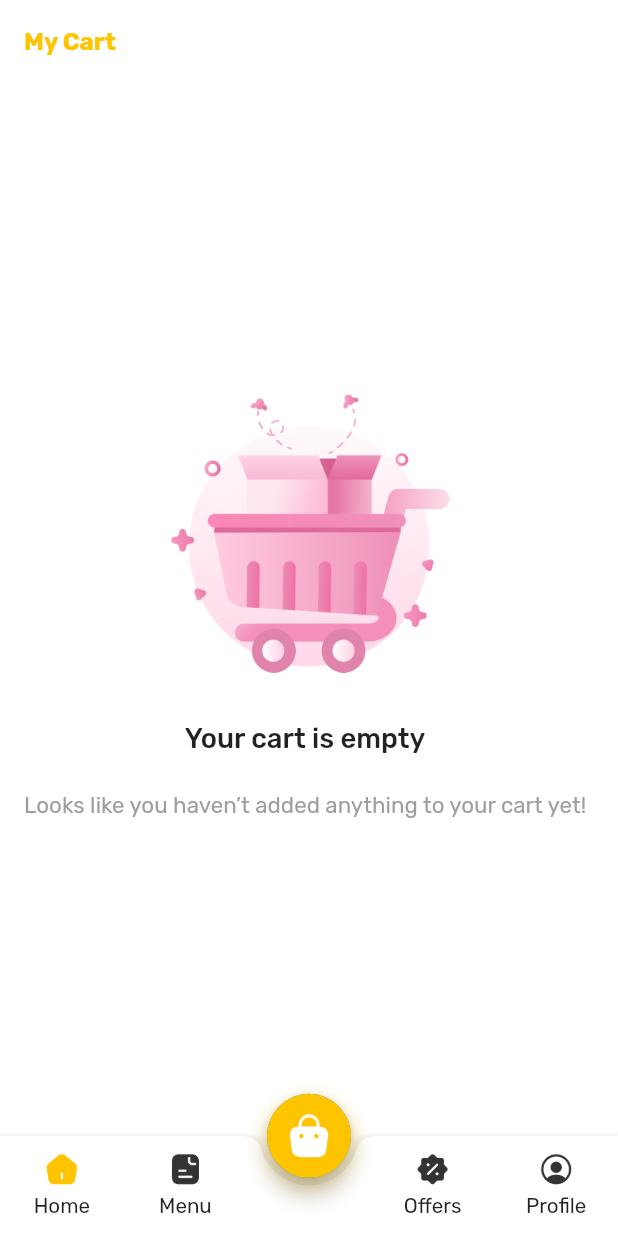
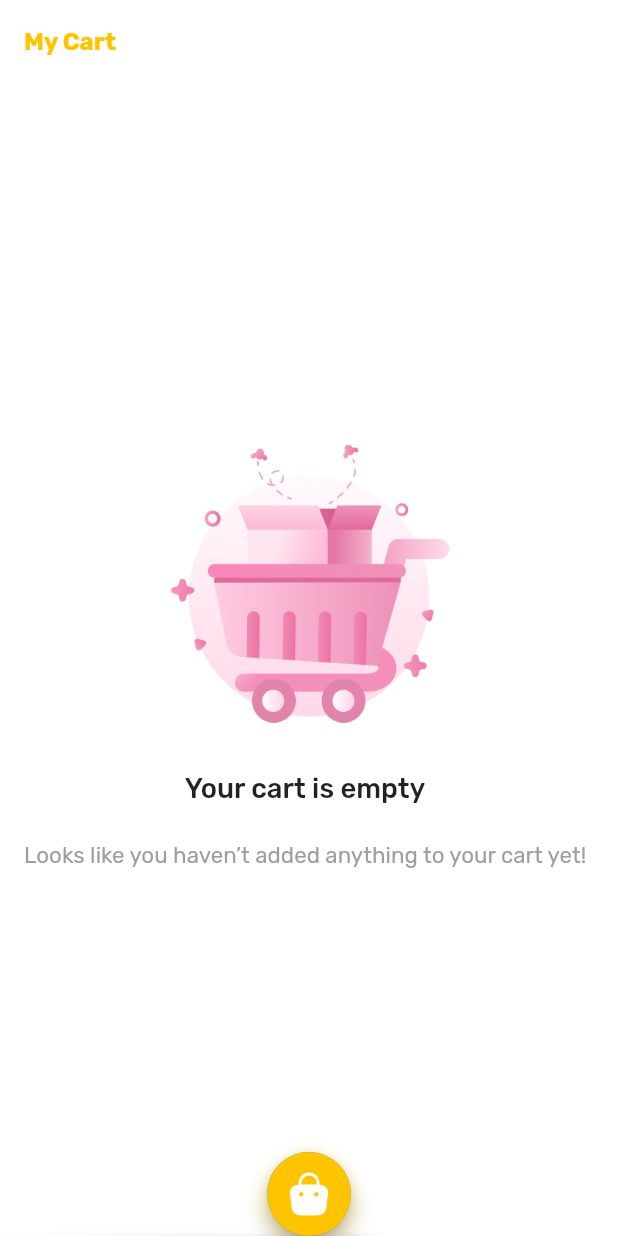
Before and after one commit to shoaib3474/foodking-customer-app, a Flutter app: the screen it shows after launch, swiped to page 3, on a phone screen of 412 x 824 dp. Run offline on Flutter 3.47's test engine with Material 3 defaults, Android fonts, the phone set to English and light mode, and no system bars; our stand-ins replace cached_network_image, dropdown_button2, easy_stepper, expandable, firebase_core, firebase_messaging and 19 more; missing offline and left inert: flutter_inappwebview, map_launcher; accounts and stored records are empty; network calls fail; project files that could hold a hidden picture were left out.

```diff
--- a/lib/app/modules/dashboard/views/dashboard_view.dart
+++ b/lib/app/modules/dashboard/views/dashboard_view.dart
@@ -15,6 +15,7 @@ import '../../home/views/home_view.dart';
 import '../../menu/views/menu_view.dart';
 import '../../offer/views/offer_view.dart';
 import '../../profile/views/profile_view.dart';
+import '../controllers/nav_bar_controller.dart';
 import '../widget/nav_bar_item.dart';
 
 class DashboardView extends StatefulWidget {
@@ -25,6 +26,7 @@ class DashboardView extends StatefulWidget {
 
 class _DashboardScreenState extends State<DashboardView> {
   final box = GetStorage();
+  final navBarController = Get.put(NavBarController());
   PageController? pageController;
   int pageIndex = 0;
   List<Widget>? screens;
@@ -99,8 +101,7 @@ class _DashboardScreenState extends State<DashboardView> {
               _setPage(2);
             },
             child: GetBuilder<CartController>(
-              builder:
-                  (cartController) => Stack(
+              builder: (cartController) => Stack(
                 children: [
                   SizedBox(
                     height: 60.h,
@@ -133,7 +134,13 @@ class _DashboardScreenState extends State<DashboardView> {
           ),
         ),
         floatingActionButtonLocation: FloatingActionButtonLocation.centerDocked,
-        bottomNavigationBar: BottomAppBar(
+        bottomNavigationBar: Obx(
+          () => AnimatedContainer(
+            duration: Duration(milliseconds: 300),
+            height: navBarController.isVisible.value
+                ? kBottomNavigationBarHeight
+                : 0,
+            child: BottomAppBar(
               elevation: 5,
               notchMargin: 5,
               color: Colors.white,
@@ -171,13 +178,25 @@ class _DashboardScreenState extends State<DashboardView> {
                 ],
               ),
             ),
-        body: PageView.builder(
+          ),
+        ),
+        body: NotificationListener<ScrollNotification>(
+          onNotification: (ScrollNotification scrollNotification) {
+            if (scrollNotification is ScrollUpdateNotification) {
+              navBarController.updateVisibility(
+                scrollNotification.metrics.pixels,
+              );
+            }
+            return false;
+          },
+          child: PageView.builder(
             controller: pageController,
             itemCount: screens!.length,
             physics: NeverScrollableScrollPhysics(),
             itemBuilder: (context, index) {
               return screens![index];
             },
+          ),
         ),
       ),
     );
```
Lines whose indentation alone changed are shown as unchanged.
